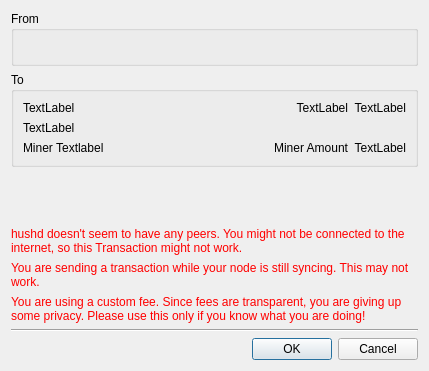
First picture: the form in src/confirm.ui, repository ZcashFoundation/zecwallet, before the edit.
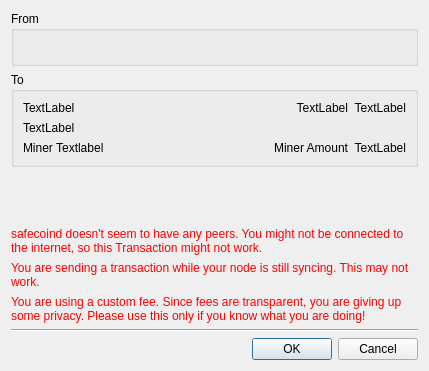
Second picture: the form after the edit.

Diff of the .ui file:
```diff
--- a/src/confirm.ui
+++ b/src/confirm.ui
@@ -152,7 +152,7 @@
       <string notr="true">color: red;</string>
      </property>
      <property name="text">
-      <string>hushd doesn't seem to have any peers. You might not be connected to the internet, so this Transaction might not work.</string>
+      <string>safecoind doesn't seem to have any peers. You might not be connected to the internet, so this Transaction might not work.</string>
      </property>
      <property name="wordWrap">
       <bool>true</bool>
```
